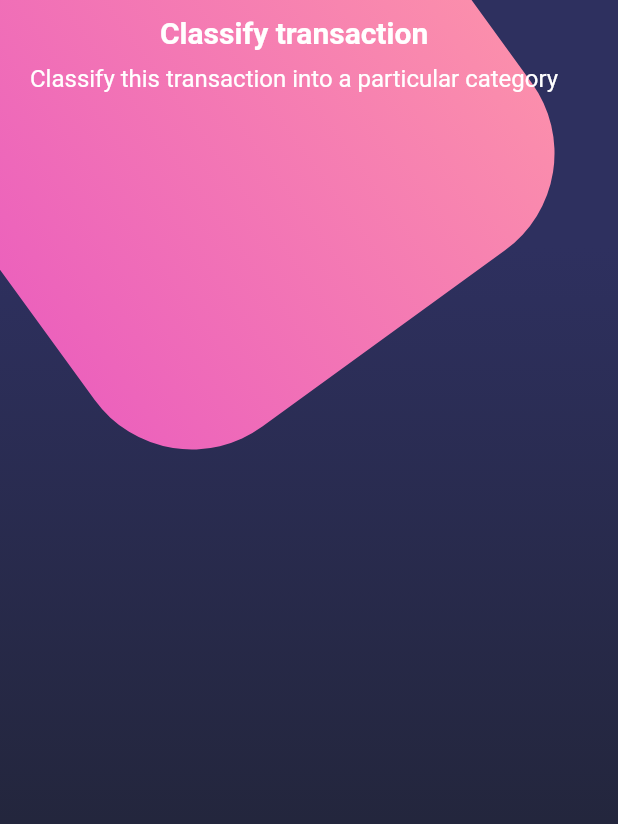
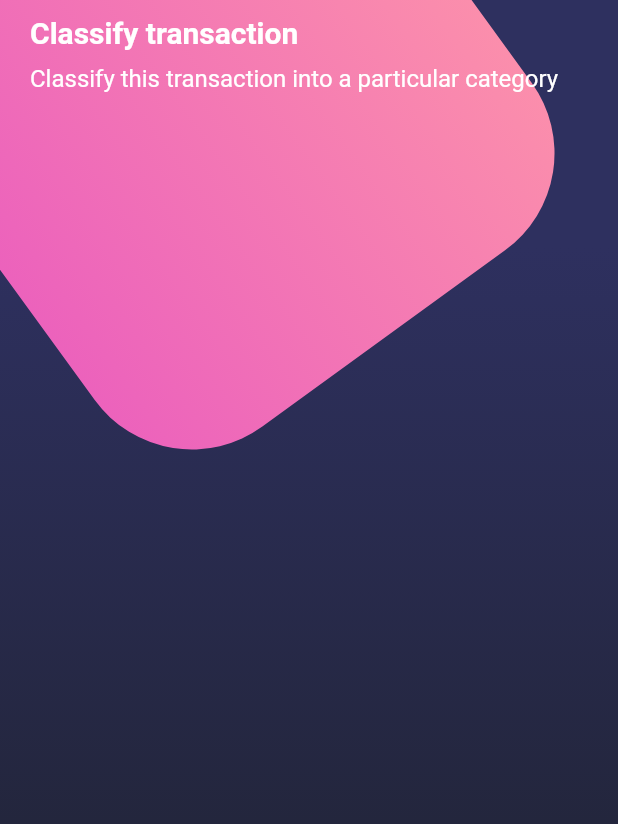
Before and after one commit to andres-mestra/design-flutter, a Flutter app: the screen it shows after launch, on a phone screen of 412 x 824 dp. Shown: the top 824 px of the screen. Run offline on Flutter 3.47's test engine with Material 2 defaults, Android fonts, the phone set to English and light mode, and no system bars.

Commit message:
refactor: align titles

```diff
--- a/lib/src/widgets/page_title.dart
+++ b/lib/src/widgets/page_title.dart
@@ -10,7 +10,7 @@ class PageTitle extends StatelessWidget {
       child: Container(
         margin: const EdgeInsets.symmetric(horizontal: 20, vertical: 10),
         child: Column(
-          crossAxisAlignment: CrossAxisAlignment.center,
+          crossAxisAlignment: CrossAxisAlignment.start,
           children: const [
             Text(
               'Classify transaction',
```
